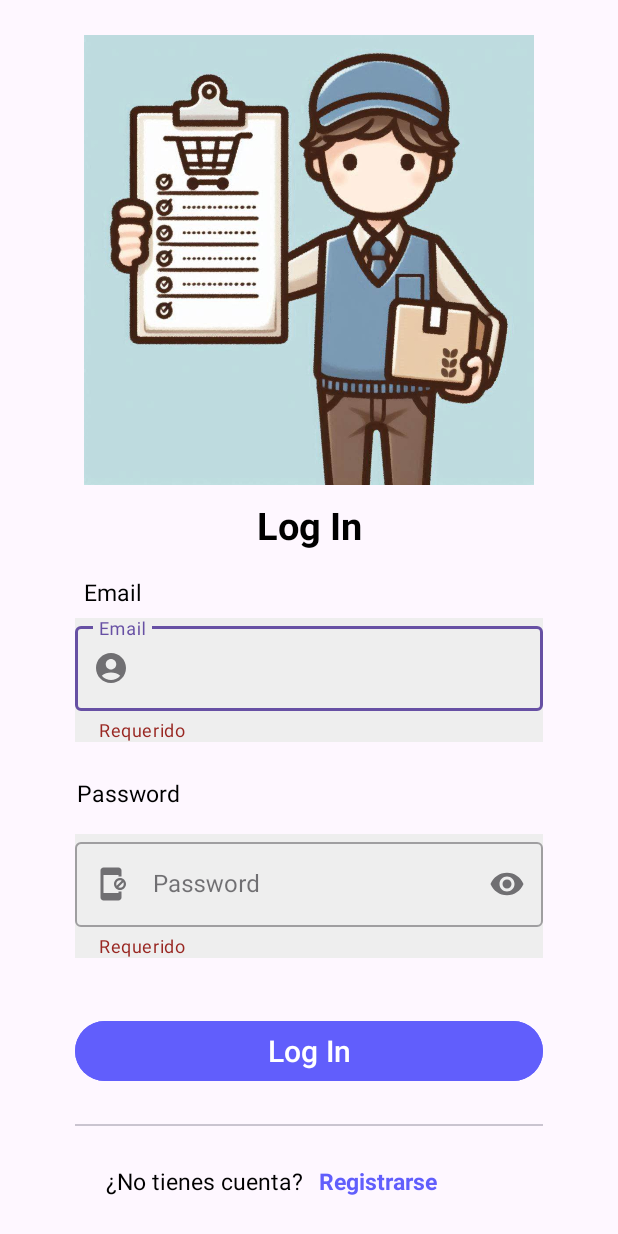
After one commit to JorLOrT/ProyectoFinal, an Android app: the layout fragment_login_.xml on its own in the app's theme, with its tools: preview values and no code run, on a phone screen of 412 x 824 dp. The commit adds this screen. Run offline under Robolectric (Android 15) with nearby library versions, the phone set to English and light mode, and no system bars.

Commit message:
Creación del fragment_login_.xml y estilizado del mismo. Queda pendiente el añadir las funcionalidades a la vistaLogin.

```diff
--- /dev/null
+++ b/app/src/main/java/com/example/proyectofinal/Login_Fragment.kt
@@ -0,0 +1,11 @@
+package com.example.proyectofinal
+
+import android.os.Bundle
+import androidx.fragment.app.Fragment
+import android.view.View
+
+class Login_Fragment : Fragment(R.layout.fragment_login_) {
+    override fun onViewCreated(view: View, savedInstanceState: Bundle?) {
+        super.onViewCreated(view, savedInstanceState)
+    }
+}
--- /dev/null
+++ b/app/src/main/res/drawable/baseline_account_circle_24.xml
@@ -0,0 +1,5 @@
+<vector xmlns:android="http://schemas.android.com/apk/res/android" android:height="24dp" android:tint="#000000" android:viewportHeight="24" android:viewportWidth="24" android:width="24dp">
+
+    <path android:fillColor="@android:color/white" android:pathData="M12,2C6.48,2 2,6.48 2,12s4.48,10 10,10s10,-4.48 10,-10S17.52,2 12,2zM12,6c1.93,0 3.5,1.57 3.5,3.5S13.93,13 12,13s-3.5,-1.57 -3.5,-3.5S10.07,6 12,6zM12,20c-2.03,0 -4.43,-0.82 -6.14,-2.88C7.55,15.8 9.68,15 12,15s4.45,0.8 6.14,2.12C16.43,19.18 14.03,20 12,20z"/>
+
+</vector>
--- /dev/null
+++ b/app/src/main/res/drawable/baseline_app_blocking_24.xml
@@ -0,0 +1,5 @@
+<vector xmlns:android="http://schemas.android.com/apk/res/android" android:height="24dp" android:tint="#000000" android:viewportHeight="24" android:viewportWidth="24" android:width="24dp">
+
+    <path android:fillColor="@android:color/white" android:pathData="M18,8c-2.21,0 -4,1.79 -4,4s1.79,4 4,4 4,-1.79 4,-4 -1.79,-4 -4,-4zM15.5,12c0,-1.38 1.12,-2.5 2.5,-2.5 0.42,0 0.8,0.11 1.15,0.29l-3.36,3.36c-0.18,-0.35 -0.29,-0.73 -0.29,-1.15zM18,14.5c-0.42,0 -0.8,-0.11 -1.15,-0.29l3.36,-3.36c0.18,0.35 0.29,0.73 0.29,1.15 0,1.38 -1.12,2.5 -2.5,2.5zM17,18L7,18L7,6h10v1h2L19,3c0,-1.1 -0.9,-2 -2,-2L7,1c-1.1,0 -2,0.9 -2,2v18c0,1.1 0.9,2 2,2h10c1.1,0 2,-0.9 2,-2v-4h-2v1z"/>
+
+</vector>
--- /dev/null
+++ b/app/src/main/res/layout/fragment_login_.xml
@@ -0,0 +1,217 @@
+<?xml version="1.0" encoding="utf-8"?>
+<androidx.constraintlayout.widget.ConstraintLayout xmlns:android="http://schemas.android.com/apk/res/android"
+    xmlns:tools="http://schemas.android.com/tools"
+    android:layout_width="match_parent"
+    android:layout_height="match_parent"
+    xmlns:app="http://schemas.android.com/apk/res-auto"
+    tools:context=".Login_Fragment">
+
+    <ImageView
+        android:id="@+id/img_principal"
+        android:layout_width="0dp"
+        android:layout_height="300dp"
+        android:src="@drawable/img_principal"
+        app:layout_constraintBottom_toBottomOf="@id/guia1_login"
+        app:layout_constraintEnd_toEndOf="parent"
+        app:layout_constraintStart_toStartOf="parent"
+        app:layout_constraintTop_toTopOf="parent"
+        app:layout_constraintVertical_bias="0.8" />
+
+    <androidx.constraintlayout.widget.Guideline
+        android:id="@+id/guia1_login"
+        android:layout_width="wrap_content"
+        android:layout_height="wrap_content"
+        android:orientation="horizontal"
+        app:layout_constraintGuide_percent="0.40"/>
+
+    <TextView
+        android:id="@+id/titulo_login"
+        android:layout_width="wrap_content"
+        android:layout_height="wrap_content"
+        android:text="@string/titulo_login"
+        app:layout_constraintBottom_toBottomOf="@id/guia2_login"
+        app:layout_constraintEnd_toEndOf="parent"
+        app:layout_constraintStart_toStartOf="parent"
+        app:layout_constraintTop_toBottomOf="@+id/guia1_login"
+        app:layout_constraintVertical_bias="0.5"
+        android:textSize="25sp"
+        android:textColor="@color/black"
+        android:textStyle="bold"
+        />
+
+    <androidx.constraintlayout.widget.Guideline
+        android:id="@+id/guia2_login"
+        android:layout_width="wrap_content"
+        android:layout_height="wrap_content"
+        android:orientation="horizontal"
+        app:layout_constraintGuide_percent="0.45"/>
+
+    <TextView
+        android:id="@+id/titulo_email"
+        android:layout_width="wrap_content"
+        android:layout_height="wrap_content"
+        android:text="@string/titulo_email"
+        android:textColor="@color/black"
+        android:textSize="15sp"
+        app:layout_constraintHorizontal_bias="0.15"
+        app:layout_constraintVertical_bias="0.05"
+        app:layout_constraintTop_toBottomOf="@+id/guia2_login"
+        app:layout_constraintBottom_toBottomOf="@id/guia3_login"
+        app:layout_constraintEnd_toEndOf="parent"
+        app:layout_constraintStart_toStartOf="parent" />
+
+    <com.google.android.material.textfield.TextInputLayout
+        android:layout_width="match_parent"
+        android:layout_height="wrap_content"
+        android:id="@+id/email"
+        style="@style/Widget.MaterialComponents.TextInputLayout.OutlinedBox"
+        android:hint="@string/email"
+        app:helperText="@string/ayuda_requerido"
+        app:helperTextTextColor="@color/red"
+        android:layout_marginHorizontal="50dp"
+        android:inputType="textEmailAddress"
+        app:startIconDrawable="@drawable/baseline_account_circle_24"
+        app:endIconMode="clear_text"
+        app:layout_constraintTop_toBottomOf="@id/guia2_login"
+        app:layout_constraintBottom_toTopOf="@id/guia3_login"
+        app:layout_constraintEnd_toEndOf="parent"
+        app:layout_constraintStart_toStartOf="parent"
+        app:layout_constraintVertical_bias="0.2"
+        android:background="@color/gray"
+        >
+
+        <com.google.android.material.textfield.TextInputEditText
+            android:layout_width="match_parent"
+            android:layout_height="wrap_content"
+            android:inputType="textEmailAddress"
+            android:id="@+id/input_email"/>
+
+    </com.google.android.material.textfield.TextInputLayout>
+
+    <TextView
+        android:id="@+id/titulo_password"
+        android:layout_width="wrap_content"
+        android:layout_height="wrap_content"
+        android:text="@string/titulo_password"
+        android:textColor="@color/black"
+        android:textSize="15sp"
+        app:layout_constraintHorizontal_bias="0.15"
+        app:layout_constraintVertical_bias="0.55"
+        app:layout_constraintTop_toBottomOf="@+id/guia2_login"
+        app:layout_constraintBottom_toBottomOf="@id/guia3_login"
+        app:layout_constraintEnd_toEndOf="parent"
+        app:layout_constraintStart_toStartOf="parent" />
+
+    <com.google.android.material.textfield.TextInputLayout
+        android:layout_width="match_parent"
+        android:layout_height="wrap_content"
+        android:id="@+id/password"
+        style="@style/Widget.MaterialComponents.TextInputLayout.OutlinedBox"
+        android:hint="@string/password"
+        app:helperText="@string/ayuda_requerido"
+        app:helperTextTextColor="@color/red"
+        android:layout_marginHorizontal="50dp"
+        android:inputType="textEmailAddress"
+        app:startIconDrawable="@drawable/baseline_app_blocking_24"
+        app:endIconMode="password_toggle"
+        app:layout_constraintTop_toBottomOf="@id/guia2_login"
+        app:layout_constraintBottom_toTopOf="@id/guia3_login"
+        app:layout_constraintEnd_toEndOf="parent"
+        app:layout_constraintStart_toStartOf="parent"
+        app:layout_constraintVertical_bias="0.9"
+        android:background="@color/gray"
+        >
+
+        <com.google.android.material.textfield.TextInputEditText
+            android:layout_width="match_parent"
+            android:layout_height="wrap_content"
+            android:inputType="textPassword"
+            android:id="@+id/input_password"/>
+
+    </com.google.android.material.textfield.TextInputLayout>
+
+    <androidx.constraintlayout.widget.Guideline
+        android:id="@+id/guia3_login"
+        android:layout_width="wrap_content"
+        android:layout_height="wrap_content"
+        android:orientation="horizontal"
+        app:layout_constraintGuide_percent="0.80" />
+
+    <Button
+        android:id="@+id/logear_cuenta"
+        android:layout_width="match_parent"
+        android:layout_height="wrap_content"
+        android:text="@string/titulo_login"
+        android:textColor="@color/white"
+        android:backgroundTint="@color/principal"
+        android:textSize="20sp"
+        android:layout_marginHorizontal="50dp"
+        app:layout_constraintTop_toBottomOf="@id/guia3_login"
+        app:layout_constraintBottom_toTopOf="@id/guia4_login"
+        app:layout_constraintEnd_toEndOf="parent"
+        app:layout_constraintStart_toStartOf="parent"
+        app:layout_constraintVertical_bias="0.5"
+        />
+
+    <androidx.constraintlayout.widget.Guideline
+        android:id="@+id/guia4_login"
+        android:layout_width="wrap_content"
+        android:layout_height="wrap_content"
+        android:orientation="horizontal"
+        app:layout_constraintGuide_percent="0.9"/>
+
+    <com.google.android.material.divider.MaterialDivider
+        android:layout_width="match_parent"
+        android:layout_height="wrap_content"
+        android:layout_marginHorizontal="50dp"
+        android:id="@+id/divider_login"
+        app:layout_constraintTop_toBottomOf="@id/guia4_login"
+        app:layout_constraintBottom_toBottomOf="parent"
+        app:layout_constraintEnd_toEndOf="parent"
+        app:layout_constraintStart_toStartOf="parent"
+        app:orientation="horizontal"
+        android:color="@color/gray"
+        app:layout_constraintVertical_bias="0.1"
+        />
+
+    <androidx.constraintlayout.widget.Guideline
+        android:id="@+id/guia5_login"
+        android:layout_width="wrap_content"
+        android:layout_height="wrap_content"
+        android:orientation="vertical"
+        app:layout_constraintTop_toBottomOf="@id/divider_login"
+        app:layout_constraintBottom_toBottomOf="parent"
+        app:layout_constraintEnd_toEndOf="parent"
+        app:layout_constraintStart_toStartOf="parent"
+        app:layout_constraintGuide_percent="0.5"/>
+
+    <TextView
+        android:layout_width="wrap_content"
+        android:layout_height="wrap_content"
+        android:text="@string/texto_sin_cuenta"
+        android:textColor="@color/black"
+        app:layout_constraintTop_toBottomOf="@id/divider_login"
+        app:layout_constraintBottom_toBottomOf="parent"
+        app:layout_constraintStart_toStartOf="parent"
+        app:layout_constraintEnd_toEndOf="@id/guia5_login"
+        app:layout_constraintHorizontal_bias="0.95"
+        android:textSize="15sp"
+        />
+
+    <TextView
+        android:id="@+id/texto_registrarse"
+        android:layout_width="wrap_content"
+        android:layout_height="wrap_content"
+        android:text="@string/texto_registrarse"
+        android:textColor="@color/principal"
+        android:textStyle="bold"
+        app:layout_constraintTop_toBottomOf="@id/divider_login"
+        app:layout_constraintBottom_toBottomOf="parent"
+        app:layout_constraintStart_toStartOf="@id/guia5_login"
+        app:layout_constraintEnd_toEndOf="parent"
+        app:layout_constraintHorizontal_bias="0.05"
+        android:textSize="15sp"
+        />
+
+
+</androidx.constraintlayout.widget.ConstraintLayout>
--- a/app/src/main/res/navigation/navegacion.xml
+++ b/app/src/main/res/navigation/navegacion.xml
@@ -3,11 +3,16 @@
     xmlns:app="http://schemas.android.com/apk/res-auto"
     xmlns:tools="http://schemas.android.com/tools"
     android:id="@+id/navegacion"
-    app:startDestination="@id/perfilFragment">
+    app:startDestination="@id/login_Fragment">
 
     <fragment
         android:id="@+id/perfilFragment"
         android:name="com.example.proyectofinal.PerfilFragment"
         android:label="fragment_perfil_"
         tools:layout="@layout/fragment_perfil_" />
+    <fragment
+        android:id="@+id/login_Fragment"
+        android:name="com.example.proyectofinal.Login_Fragment"
+        android:label="fragment_login_"
+        tools:layout="@layout/fragment_login_" />
 </navigation>
--- a/app/src/main/res/values/colors.xml
+++ b/app/src/main/res/values/colors.xml
@@ -3,6 +3,7 @@
     <color name="black">#FF000000</color>
     <color name="white">#FFFFFFFF</color>
     <color name="gray">#EEEEEE</color>
+    <color name="red">#992722</color>
     <color name="principal">#615EFC</color>
     <color name="secondary">#7E8EF1</color>
     <color name="tertiary">#D1D8C5</color>
--- a/app/src/main/res/values/strings.xml
+++ b/app/src/main/res/values/strings.xml
@@ -4,4 +4,13 @@
     <string name="cerrar">Cerrar Sesión</string>
     <string name="nombre_usuario">Jorge Ortiz</string>
     <string name="competencias">Administrador, Desarrollador</string>
+    <string name="titulo_login">Log In</string>
+    <string name="titulo_email">Email</string>
+    <string name="titulo_password">Password</string>
+    <string name="email">Email</string>
+    <string name="password">Password</string>
+    <string name="ayuda_requerido">Requerido</string>
+    <string name="texto_sin_cuenta">¿No tienes cuenta?</string>
+    <string name="texto_registrarse">Registrarse</string>
+
 </resources>
```
